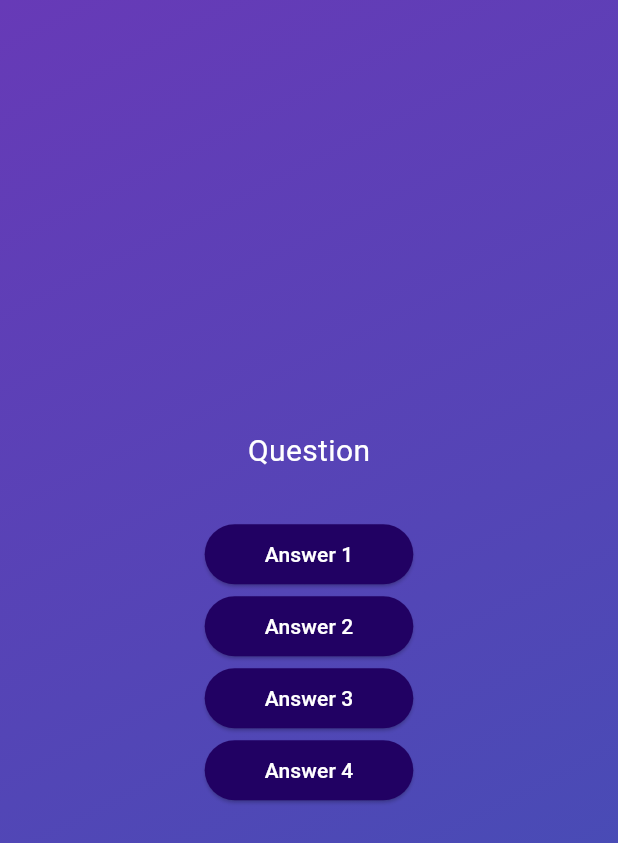
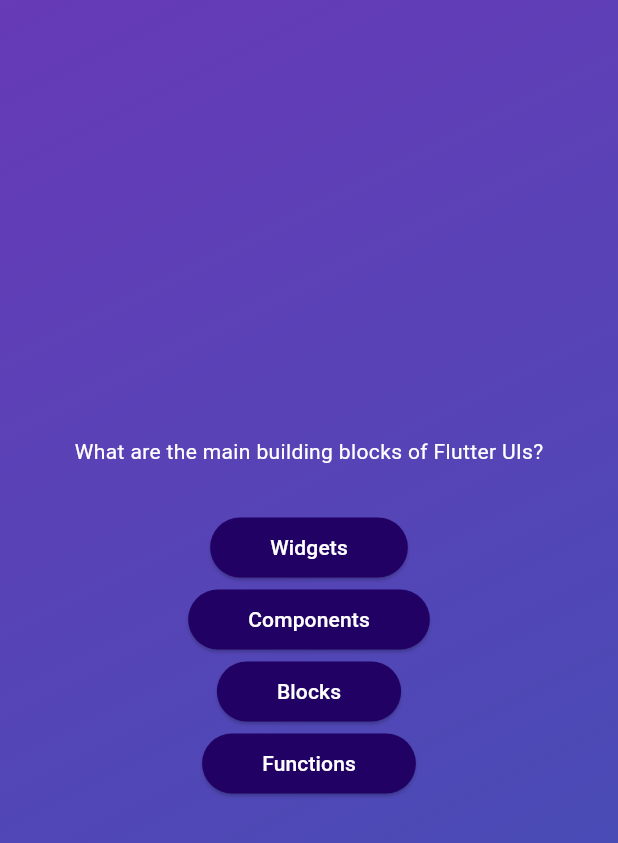
Before and after one commit to Vivekk-11/Quiz-App, a Flutter app: the screen it shows after launch, after a tap on "Start Quiz", on a phone screen of 412 x 824 dp. Shown: the top 843 px of the screen. Run offline on Flutter 3.47's test engine with Material 3 defaults, Android fonts, the phone set to English and light mode, and no system bars.

Commit message:
rendering the answers with map function

```diff
--- a/lib/questions.dart
+++ b/lib/questions.dart
@@ -1,5 +1,6 @@
 import 'package:flutter/material.dart';
 import 'package:third_app/answer_button.dart';
+import 'package:third_app/data/questions.dart';
 
 class QuestionsScreen extends StatefulWidget {
   const QuestionsScreen({super.key});
@@ -12,24 +13,25 @@ class QuestionsScreen extends StatefulWidget {
 class _QuestionsScreenState extends State<QuestionsScreen> {
   @override
   Widget build(context) {
-    return Center(
+    final currentQuestion = questions[0];
+    return SizedBox(
+      width: double.infinity,
       child: Column(
-        mainAxisSize: MainAxisSize.min,
+        mainAxisAlignment: MainAxisAlignment.center,
         children: [
-          const Text(
-            "Question",
-            style: TextStyle(
+          Text(
+            currentQuestion.text,
+            style: const TextStyle(
               color: Colors.white,
-              fontSize: 20,
+              // fontSize: 20,
             ),
           ),
           const SizedBox(
             height: 30,
           ),
-          AnswerButton("Answer 1", () {}),
-          AnswerButton("Answer 2", () {}),
-          AnswerButton("Answer 3", () {}),
-          AnswerButton("Answer 4", () {}),
+          ...currentQuestion.answers.map((item) {
+            return AnswerButton(item, () {});
+          })
         ],
       ),
     );
```
